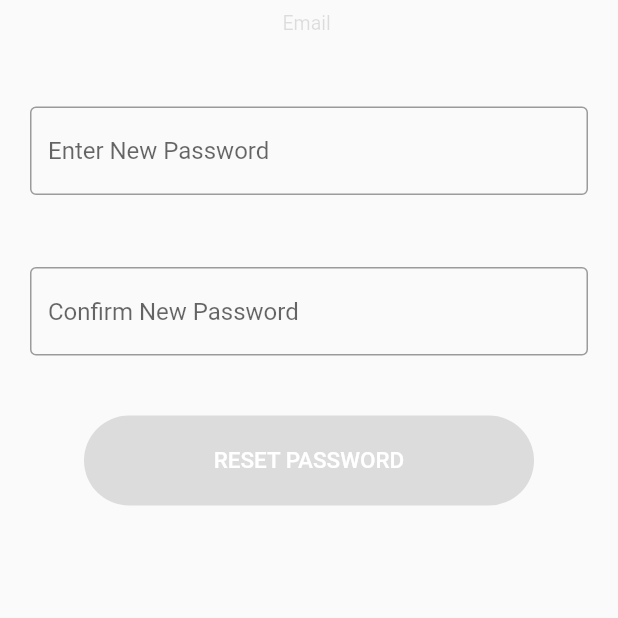
After one commit to chak8x8/counta_app, a Flutter app: the ResetPasswordScreen screen opened directly, on a phone screen of 412 x 824 dp, the top half of it. The commit adds this screen. Run offline on Flutter 3.47's test engine with Material 2 defaults, Android fonts, the phone set to English and light mode, and no system bars; our stand-ins replace carousel_slider, introduction_screen; missing offline and left inert: passwordfield.

Commit message:
3screens done

```diff
--- a/lib/screens/accountscreen/forgetpasswordscreen.dart
+++ b/lib/screens/accountscreen/forgetpasswordscreen.dart
@@ -12,10 +12,13 @@ class ForgotPasswordScreen extends StatelessWidget {
             color: Colors.black,
           ),
         ),
-        actions: [
+        actions: <Widget>[
           Padding(
             padding: EdgeInsets.all(8.0),
-            child: Icon(Icons.clear),
+            child: GestureDetector(
+              onTap: (){},
+              child: Icon(Icons.clear, color: Colors.black,),
+            ),
           ),
         ],
       ),
--- /dev/null
+++ b/lib/screens/accountscreen/resetpasswordscreen.dart
@@ -0,0 +1,77 @@
+import 'package:flutter/material.dart';
+
+class ResetPasswordScreen extends StatelessWidget {
+  @override
+  Widget build(BuildContext context) {
+    return Scaffold(
+      body: Column(
+        children: [
+          Padding(
+            padding: const EdgeInsets.only(
+              right: 20.0,
+              left: 20.0,
+              top: 8.0,
+              bottom: 40.0,
+            ),
+            child: Text(
+              'Email ',
+              style: TextStyle(
+                color: Colors.black12,
+                fontSize: 13.0,
+              ),
+            ),
+          ),
+          Padding(
+            padding: const EdgeInsets.only(
+              right: 20.0,
+              left: 20.0,
+              top: 8.0,
+              bottom: 40.0,
+            ),
+            child: TextFormField(
+              decoration: InputDecoration(
+                hintText: 'Enter New Password',
+                border: OutlineInputBorder(
+                  borderSide: BorderSide(width: 5.0),
+                ),
+              ),
+            ),
+          ),
+          Padding(
+            padding: const EdgeInsets.only(
+              right: 20.0,
+              left: 20.0,
+              top: 8.0,
+              bottom: 40.0,
+            ),
+            child: TextFormField(
+              decoration: InputDecoration(
+                hintText: 'Confirm New Password',
+                border: OutlineInputBorder(
+                  borderSide: BorderSide(width: 5.0),
+                ),
+              ),
+            ),
+          ),
+          ButtonTheme(
+            child: ElevatedButton(
+              style: ElevatedButton.styleFrom(
+                shape: new RoundedRectangleBorder(
+                  borderRadius: new BorderRadius.circular(
+                    30.0,
+                  ),
+                ),
+                primary: Colors.black,
+                minimumSize: Size(300.0, 60.0),
+              ),
+              child: Text(
+                'RESET PASSWORD',
+                style: TextStyle(color: Colors.white, fontSize: 15.0),
+              ),
+            ),
+          )
+        ],
+      ),
+    );
+  }
+}
--- /dev/null
+++ b/lib/screens/loginscreen/loginsuccessfullyscreen.dart
@@ -0,0 +1,15 @@
+import 'package:flutter/material.dart';
+
+class LoginSuccessfullyScreen extends StatelessWidget {
+  @override
+  Widget build(BuildContext context) {
+    return Scaffold(
+      body: Center(
+        child: Column(
+          mainAxisAlignment: MainAxisAlignment.center,
+          children: [],
+        ),
+      ),
+    );
+  }
+}
```
